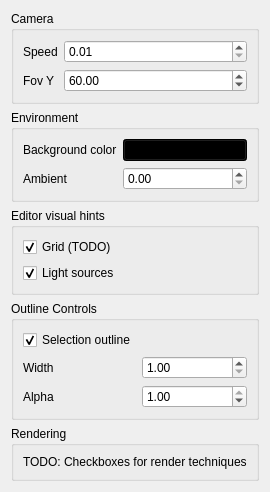
Old version of the form Project3Root/Project3/ui/miscsettingswidget.ui in the repository MarcFly/AGP-ShaderLearning.
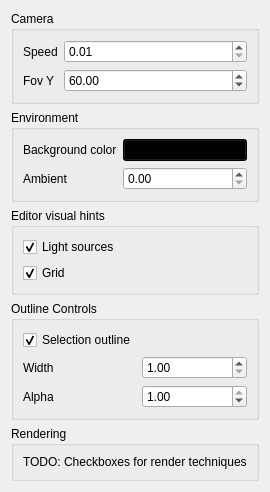
New version of the form.

Commit message:
base of grid shader
Because I am rebinding color and depth and writing to it, not proper procedure. there are some errors in printing
I don't know if it's that  all or other things in shader I am doing incorrectly.

The edit to the form file:
```diff
--- a/Project3Root/Project3/ui/miscsettingswidget.ui
+++ b/Project3Root/Project3/ui/miscsettingswidget.ui
@@ -100,9 +100,9 @@
      </property>
      <layout class="QVBoxLayout" name="verticalLayout_3">
       <item>
-       <widget class="QCheckBox" name="checkBoxGrid">
+       <widget class="QCheckBox" name="checkBoxLightSources">
         <property name="text">
-         <string>Grid (TODO)</string>
+         <string>Light sources</string>
         </property>
         <property name="checked">
          <bool>true</bool>
@@ -110,9 +110,9 @@
        </widget>
       </item>
       <item>
-       <widget class="QCheckBox" name="checkBoxLightSources">
+       <widget class="QCheckBox" name="checkBoxGrid">
         <property name="text">
-         <string>Light sources</string>
+         <string>Grid</string>
         </property>
         <property name="checked">
          <bool>true</bool>
```
Left out of the diff: 2 changed lines with no effect on the pictures. The commit also changes 9 other files.
